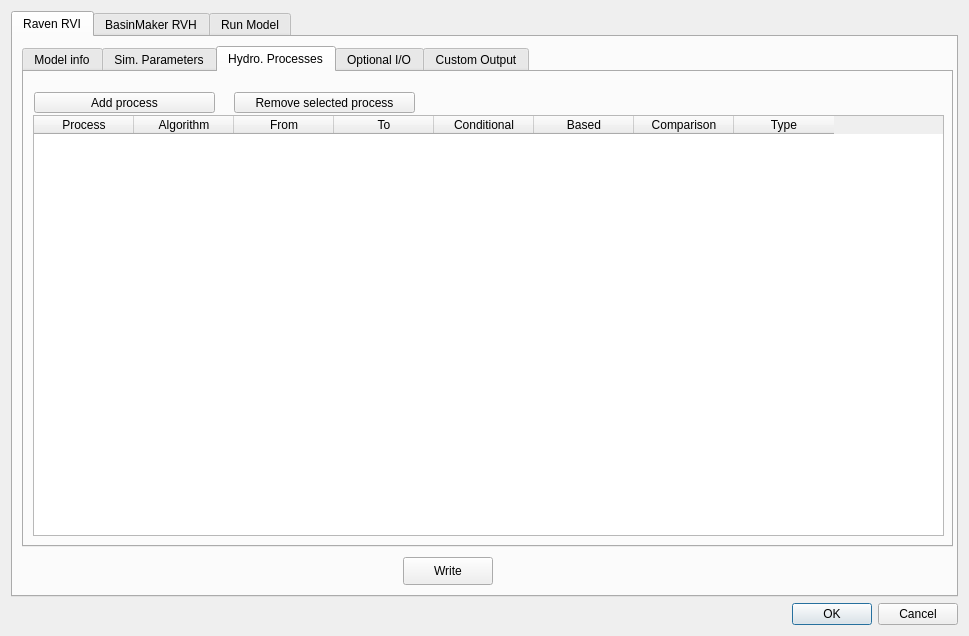
Old version of the form qraven/qraven_dialog_base.ui in the repository Scriptbash/QRaven.
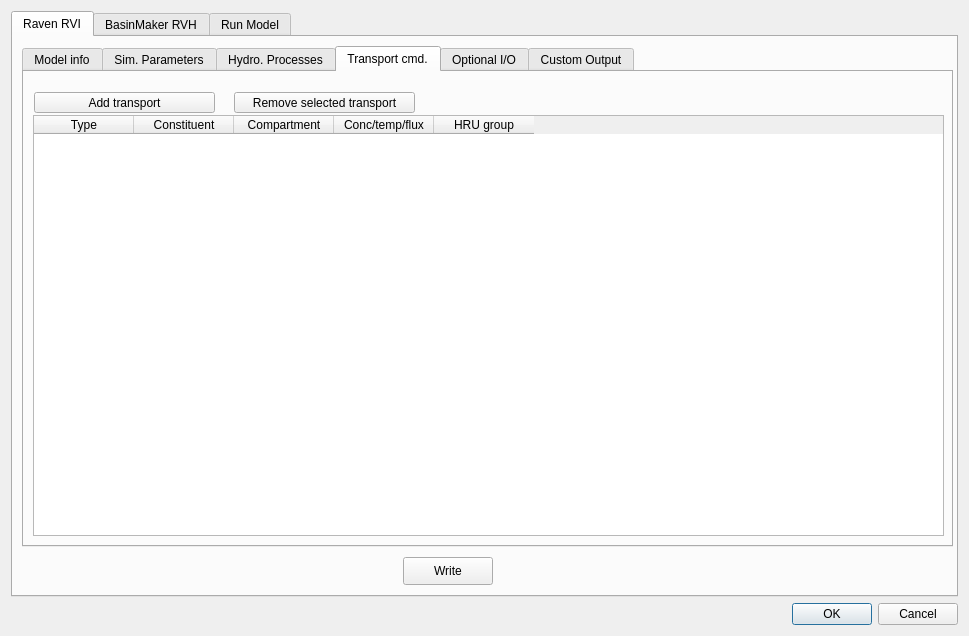
New version of the form. Custom widgets are drawn as their Qt base class.

Commit message: Added Transport command tab

What changed in the file:
```diff
--- a/qraven/qraven_dialog_base.ui
+++ b/qraven/qraven_dialog_base.ui
@@ -51,7 +51,7 @@
         <enum>QTabWidget::Rounded</enum>
        </property>
        <property name="currentIndex">
-        <number>2</number>
+        <number>3</number>
        </property>
        <widget class="QWidget" name="tabWidgetPage1">
         <attribute name="title">
@@ -1357,6 +1357,78 @@
          </property>
         </widget>
        </widget>
+       <widget class="QWidget" name="tab_9">
+        <attribute name="title">
+         <string>Transport cmd.</string>
+        </attribute>
+        <widget class="QTableWidget" name="table_transport">
+         <property name="geometry">
+          <rect>
+           <x>9</x>
+           <y>43</y>
+           <width>911</width>
+           <height>421</height>
+          </rect>
+         </property>
+         <property name="columnCount">
+          <number>5</number>
+         </property>
+         <attribute name="horizontalHeaderShowSortIndicator" stdset="0">
+          <bool>false</bool>
+         </attribute>
+         <column>
+          <property name="text">
+           <string>Type</string>
+          </property>
+         </column>
+         <column>
+          <property name="text">
+           <string>Constituent</string>
+          </property>
+         </column>
+         <column>
+          <property name="text">
+           <string>Compartment</string>
+          </property>
+         </column>
+         <column>
+          <property name="text">
+           <string>Conc/temp/flux</string>
+          </property>
+         </column>
+         <column>
+          <property name="text">
+           <string>HRU group</string>
+          </property>
+         </column>
+        </widget>
+        <widget class="QPushButton" name="btn_addtransport">
+         <property name="geometry">
+          <rect>
+           <x>10</x>
+           <y>20</y>
+           <width>181</width>
+           <height>21</height>
+          </rect>
+         </property>
+         <property name="text">
+          <string>Add transport</string>
+         </property>
+        </widget>
+        <widget class="QPushButton" name="btn_rmtransport">
+         <property name="geometry">
+          <rect>
+           <x>210</x>
+           <y>20</y>
+           <width>181</width>
+           <height>21</height>
+          </rect>
+         </property>
+         <property name="text">
+          <string>Remove selected transport</string>
+         </property>
+        </widget>
+       </widget>
        <widget class="QWidget" name="tab_3">
         <attribute name="title">
          <string>Optional I/O</string>
```
